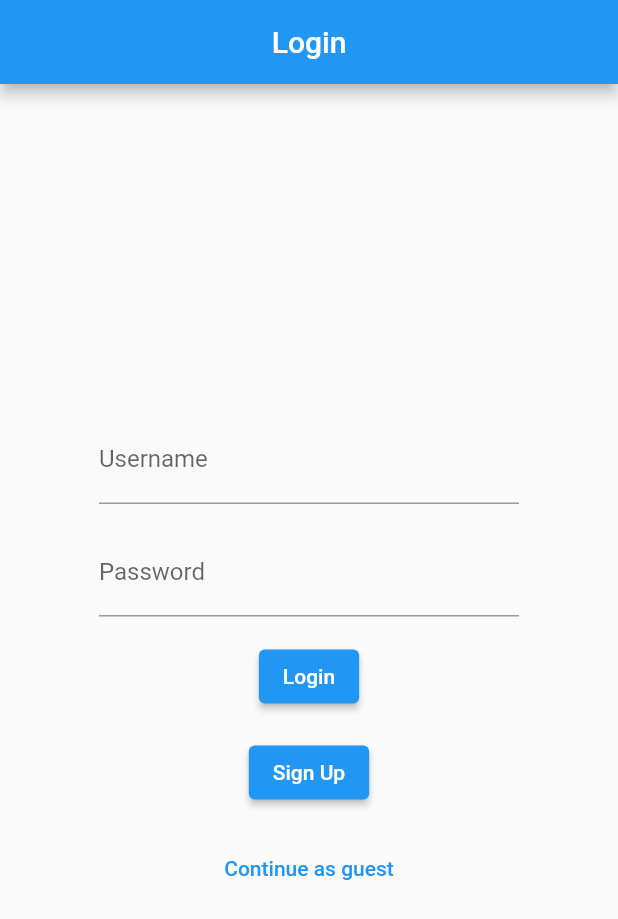
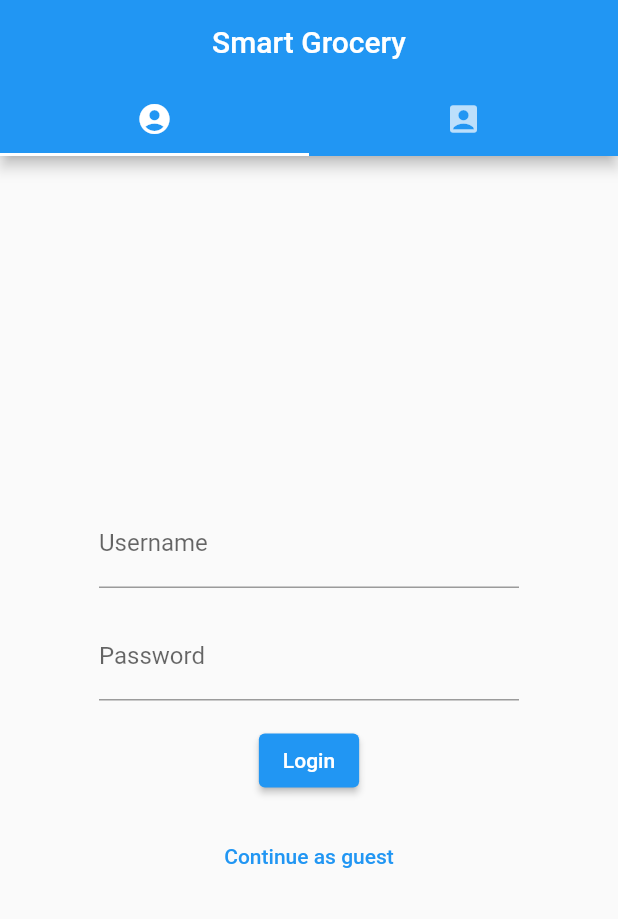
Before and after one commit to BilalN777/smart_grocery, a Flutter app: the screen it shows after launch, on a phone screen of 412 x 824 dp. Shown: the top 919 px of the screen. Run offline on Flutter 3.47's test engine with Material 2 defaults, Android fonts, the phone set to English and light mode, and no system bars.

Commit message:
made the sign up page

```diff
--- a/Code/Smart_Grocery/lib/pages/login_page.dart
+++ b/Code/Smart_Grocery/lib/pages/login_page.dart
@@ -47,7 +47,7 @@ class _LoginPageState extends State<LoginPage> {
     if (_formKey.currentState!.validate()) {
       // Handle login logic here
       if (kDebugMode) {
-        print('Username: $_username, Password: $_password');
+        print('Username: $_username, \nPassword: $_password');
       }
       // For demonstration purposes, navigate to a new screen on submit
       Navigator.of(context).push(MaterialPageRoute(builder: (context) => HomePage()));
@@ -66,12 +66,25 @@ class _LoginPageState extends State<LoginPage> {
   }
   @override
   Widget build(BuildContext context) {
-    return Scaffold(
+    return DefaultTabController(
+      initialIndex: 0,
+      length: 2,
+      child: Scaffold(
         appBar: AppBar(
           centerTitle: true,
-        title: const Text('Login'),
+          title: const Text('Smart Grocery'),
+          bottom: const TabBar(tabs: <Widget>[
+            Tab(
+              icon: Icon(Icons.account_circle_rounded),
             ),
-      body: Padding(
+            Tab(
+              icon: Icon(Icons.account_box_rounded),
+            )
+          ]),
+        ),
+        body: TabBarView(
+          children:<Widget>[
+            Padding(
               padding: const EdgeInsets.all(16.0),
               child: Form(
                 key: _formKey,
@@ -116,11 +129,6 @@ class _LoginPageState extends State<LoginPage> {
                         child: const Text('Login'),
                       ),
                       const SizedBox(height: 16),
-                ElevatedButton(
-                  onPressed: _signupUser,
-                  child: const Text('Sign Up'),
-                ),
-                const SizedBox(height: 16),
                       TextButton(
                           onPressed: _guestLogin,
                           child: const Text('Continue as guest'))
@@ -129,8 +137,119 @@ class _LoginPageState extends State<LoginPage> {
                 ),
               ),
             ),
+            Padding(
+              padding: const EdgeInsets.all(16.0),
+              child: Form(
+                key: _formKey,
+                child: Padding(
+                  padding: const EdgeInsets.only(left : 50.0 , right: 50) ,
+                  child: Column(
+                    mainAxisAlignment: MainAxisAlignment.center,
+                    children: [
+                      TextFormField(
+                        onChanged: (value) {
+                          setState(() {
+                            _username = value;
+                          });
+                        },
+                        validator: (value) {
+                          if (value == null || value.isEmpty) {
+                            return 'Please enter name';
+                          }
+                          return null;
+                        },
+                        decoration: const InputDecoration(labelText: 'Name'),
+                      ),
+                      const SizedBox(height: 16),
+                      TextFormField(
+                        onChanged: (value) {
+                          setState(() {
+                            _username = value;
+                          });
+                        },
+                        validator: (value) {
+                          if (value == null || value.isEmpty) {
+                            return 'Please enter email';
+                          }
+                          return null;
+                        },
+                        decoration: const InputDecoration(labelText: 'Email'),
+                      ),
+                      const SizedBox(height: 16),
+                      TextFormField(
+                        onChanged: (value) {
+                          setState(() {
+                            _username = value;
+                          });
+                        },
+                        validator: (value) {
+                          if (value == null || value.isEmpty) {
+                            return 'Please enter username';
+                          }
+                          return null;
+                        },
+                        decoration: const InputDecoration(labelText: 'Username'),
+                      ),
+                      const SizedBox(height: 16),
+                      TextFormField(
+                        onChanged: (value) {
+                          setState(() {
+                            _password = value;
+                          });
+                        },
+                        validator: (value) {
+                          if (value == null || value.isEmpty) {
+                            return 'Please enter password';
+                          }
+                          return null;
+                        },
+                        decoration: const InputDecoration(labelText: 'Password'),
+                        obscureText: true,
+                      ),
+                      const SizedBox(height: 16),
+                      TextFormField(
+                        onChanged: (value) {
+                          setState(() {
+                            _username = value;
+                          });
+                        },
+                        validator: (value) {
+                          if (value == null || value.isEmpty) {
+                            return 'Please enter  dietary restrictions and allergies.';
+                          }
+                          return null;
+                        },
+                        decoration: InputDecoration(labelText: 'Dietary restrictions and allergies.'),
+                      ),
+                      const SizedBox(height: 16),
+                      ElevatedButton(
+                        onPressed: _loginUser,
+                        child: const Text('Sign up'),
+                      ),
+                     ],
+                  ),
+                ),
+              ),
+            ),
+          ]
+        ),
+      ),
     );
   }
 
 
 }
+
+class SignupPage extends StatefulWidget {
+  const SignupPage({super.key});
+
+  @override
+  State<SignupPage> createState() => _SignupPageState();
+}
+
+class _SignupPageState extends State<SignupPage> {
+  @override
+  Widget build(BuildContext context) {
+    return const Placeholder();
+  }
+}
```
Lines whose indentation alone changed are shown as unchanged.
